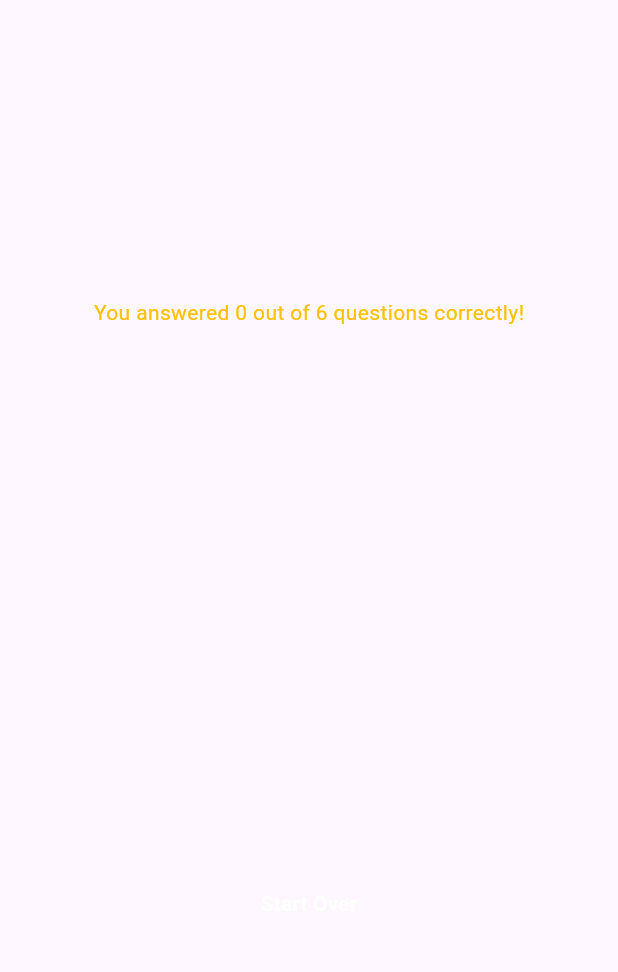
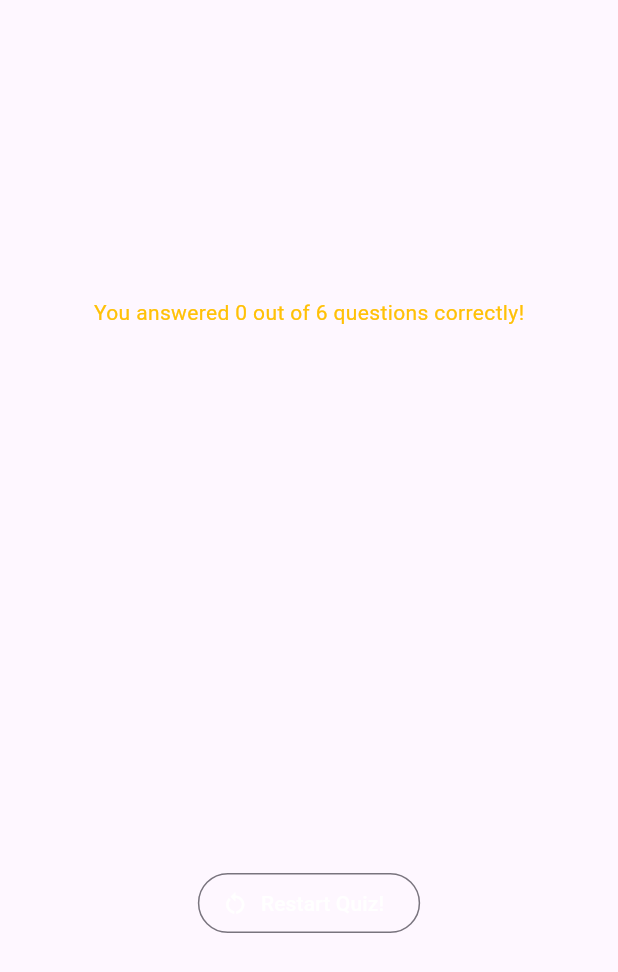
Before and after one commit to ybot1122/flutter-udemy, a Flutter app: the ResultsScreen widget shown alone on an empty page, opened directly with empty values, on a phone screen of 412 x 824 dp. Shown: the top 972 px of the screen. Run offline on Flutter 3.47's test engine with Material 3 defaults, Android fonts, the phone set to English and light mode, and no system bars; our stand-ins replace google_fonts.

Commit message:
Finish results screen

```diff
--- a/adv_basics/lib/quiz.dart
+++ b/adv_basics/lib/quiz.dart
@@ -24,6 +24,10 @@ class _QuizState extends State<Quiz> {
           : activeScreen == 'questions-screen'
               ? 'results-screen'
               : 'start-screen';
+
+      if (activeScreen == 'start-screen') {
+        selectedAnswers = [];
+      }
     });
   }
 
--- a/adv_basics/lib/results_screen.dart
+++ b/adv_basics/lib/results_screen.dart
@@ -54,14 +54,14 @@ class ResultsScreen extends StatelessWidget {
             const SizedBox(
               height: 30,
             ),
-            TextButton(
+            OutlinedButton.icon(
               onPressed: switchScreen,
-              child: const Text(
-                'Start Over',
-                textAlign: TextAlign.center,
-                style: TextStyle(color: Colors.white),
+              style: OutlinedButton.styleFrom(
+                foregroundColor: Colors.white,
               ),
-            )
+              icon: const Icon(Icons.restart_alt),
+              label: const Text("Restart Quiz!"),
+            ),
           ],
         ),
       ),
--- a/adv_basics/lib/start_screen.dart
+++ b/adv_basics/lib/start_screen.dart
@@ -30,6 +30,7 @@ class StartScreen extends StatelessWidget {
             margin: const EdgeInsets.all(10),
             child: Text(
               "Learn Flutter the Fun Way!",
+              textAlign: TextAlign.center,
               style: GoogleFonts.keaniaOne(
                 color: Colors.white,
                 fontSize: 32,
```
Also changed, not shown: adv_basics/lib/questions_summary.dart (+73 -8 lines).
